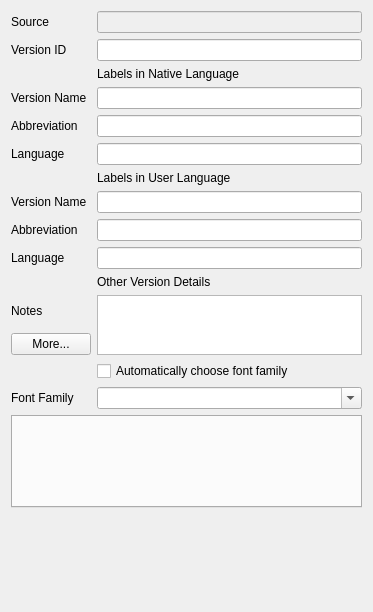
First picture: the form in multiscript/ui/version_form.ui, repository multiscript/multiscript, before the edit.
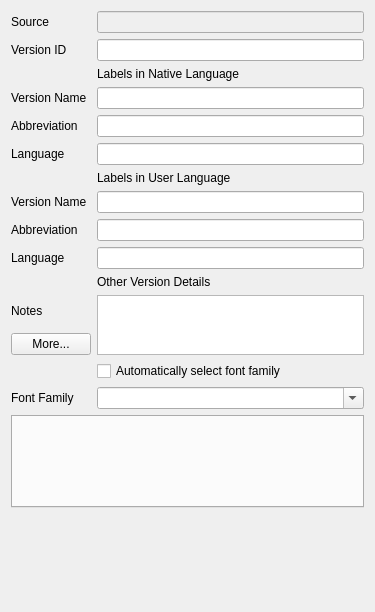
Second picture: the form after the edit.

Commit message: Auto select fonts using fontfinder

The edit to the form file:
```diff
--- a/multiscript/ui/version_form.ui
+++ b/multiscript/ui/version_form.ui
@@ -6,7 +6,7 @@
    <rect>
     <x>0</x>
     <y>0</y>
-    <width>373</width>
+    <width>375</width>
     <height>612</height>
    </rect>
   </property>
@@ -221,7 +221,7 @@
    <item row="16" column="1">
     <widget class="QCheckBox" name="autoFontCheckBox">
      <property name="text">
-      <string>Automatically choose font family</string>
+      <string>Automatically select font family</string>
      </property>
     </widget>
    </item>
```
The commit also changes 9 other files.
